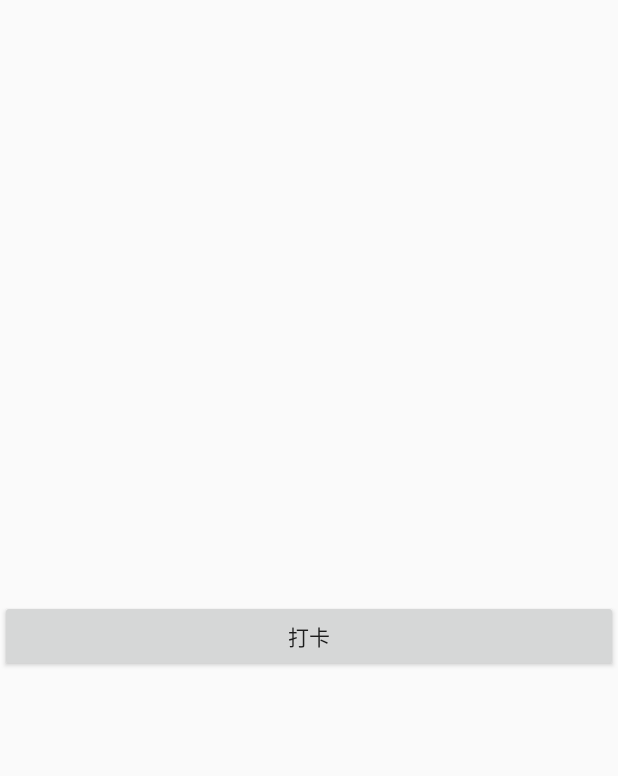
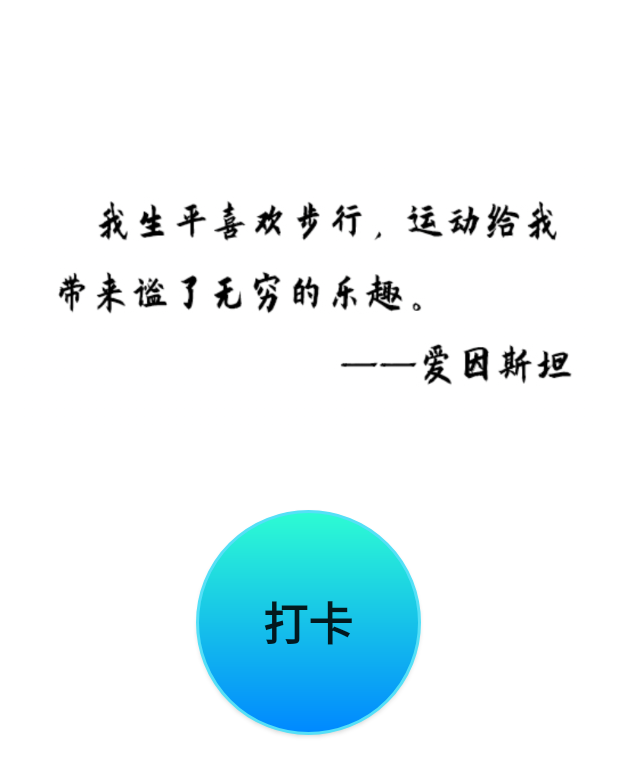
Before and after one commit to haitian01/RunningGroup, an Android app: the fragment FragmentCard shown on its own in the app's theme, on a phone screen of 412 x 824 dp. Shown: the top 776 px of the screen. Run offline under Robolectric (Android 15) with nearby library versions, the phone set to English and light mode, and no system bars.

Commit message:
打卡界面优化

```diff
--- a/app/src/main/java/com/example/runninggroup/viewAndController/fragment/FragmentCard.java
+++ b/app/src/main/java/com/example/runninggroup/viewAndController/fragment/FragmentCard.java
@@ -8,19 +8,24 @@ import android.view.LayoutInflater;
 import android.view.View;
 import android.view.ViewGroup;
 import android.widget.Button;
+import android.widget.ImageView;
 import android.widget.Toast;
 
 import androidx.annotation.NonNull;
 import androidx.annotation.Nullable;
+import androidx.core.content.ContextCompat;
 import androidx.fragment.app.Fragment;
 
 import com.example.runninggroup.R;
+
+import java.util.Random;
 
 import static androidx.core.os.LocaleListCompat.create;
 
 public class FragmentCard extends Fragment implements View.OnClickListener {
     Button mButton;
     View view;
+    ImageView imageView;
     @Override
     public void onCreate(@Nullable Bundle savedInstanceState) {
         super.onCreate(savedInstanceState);
@@ -33,6 +38,7 @@ public class FragmentCard extends Fragment implements View.OnClickListener {
 
         initView();
         initEvent();
+        initImageview();
         return view;
     }
 
@@ -41,7 +47,35 @@ public class FragmentCard extends Fragment implements View.OnClickListener {
     }
     private void initEvent(){
         mButton.setOnClickListener(this);
-
+    }
+    private  void initImageview(){
+        imageView = view.findViewById(R.id.famousQuotes);
+        Random random = new Random();
+        int randomnum = random.nextInt(8);
+        if (randomnum == 1){
+            imageView.setBackground(getResources().getDrawable(R.drawable.quote01));
+        }
+        else if (randomnum == 2){
+            imageView.setBackground(getResources().getDrawable(R.drawable.quote02));
+        }
+        else if (randomnum == 3){
+            imageView.setBackground(getResources().getDrawable(R.drawable.quote03));
+        }
+        else if (randomnum == 4){
+            imageView.setBackground(getResources().getDrawable(R.drawable.quote04));
+        }
+        else if (randomnum == 5){
+            imageView.setBackground(getResources().getDrawable(R.drawable.quote05));
+        }
+        else if (randomnum == 6){
+            imageView.setBackground(getResources().getDrawable(R.drawable.quote06));
+        }
+        else if (randomnum == 7){
+            imageView.setBackground(getResources().getDrawable(R.drawable.quote07));
+        }
+        else {
+            imageView.setBackground(getResources().getDrawable(R.drawable.quote08));
+        }
     }
 
 
@@ -50,9 +84,9 @@ public class FragmentCard extends Fragment implements View.OnClickListener {
         switch (v.getId()){
             case R.id.btn:
 
-                final String[] items3 = new String[]{"苍老湿", "小泽老湿", "波多野结衣老湿", "吉泽明步老湿"};//创建item
+                final String[] items3 = new String[]{"手环", "手动输入与截图"};//创建item
                 AlertDialog alertDialog3 = new AlertDialog.Builder(getActivity())
-                        .setTitle("选择您喜欢的老湿")
+                        .setTitle("选择您的打卡方式")
                         .setIcon(R.mipmap.ic_launcher)
                         .setItems(items3, new DialogInterface.OnClickListener() {//添加列表
                             @Override
--- /dev/null
+++ b/app/src/main/res/drawable/btn_style4.xml
@@ -0,0 +1,25 @@
+<?xml version="1.0" encoding="utf-8"?>
+<shape xmlns:android="http://schemas.android.com/apk/res/android">
+    <corners
+        android:bottomLeftRadius="360dp"
+        android:bottomRightRadius="360dp"
+        android:topLeftRadius="360dp"
+        android:topRightRadius="360dp" />
+
+    <!-- 设置填充颜色 -->
+    <solid android:color="@color/greyWhite" />
+    <!-- 设置边框颜色 -->
+    <stroke android:width="2dp" android:color="@color/blue"/>
+
+    <padding
+        android:left="10dp"
+        android:right="10dp"
+        android:top="10dp"
+        android:bottom="10dp"
+        />
+    <gradient
+        android:startColor="@color/startColor"
+        android:endColor="@color/endColor"
+        android:angle="90"
+        />
+</shape>
--- a/app/src/main/res/layout/fragment_card.xml
+++ b/app/src/main/res/layout/fragment_card.xml
@@ -1,14 +1,26 @@
 <?xml version="1.0" encoding="utf-8"?>
 <LinearLayout xmlns:android="http://schemas.android.com/apk/res/android"
     android:layout_width="match_parent" android:layout_height="match_parent"
-    android:orientation="vertical">
-
+    android:orientation="vertical"
+    android:background="@color/white">
+    <ImageView
+        android:id="@+id/famousQuotes"
+        android:layout_marginTop="100dp"
+        android:background="@drawable/quote01"
+        android:layout_gravity="center_horizontal"
+        android:layout_width="380dp"
+        android:layout_height="190dp"
+        />
     <Button
         android:id="@+id/btn"
-        android:layout_marginTop="400dp"
-        android:layout_width="match_parent"
-        android:layout_height="wrap_content"
+        android:layout_marginTop="50dp"
+        android:layout_gravity="center_horizontal"
+        android:background="@drawable/btn_style4"
+        android:layout_width="150dp"
+        android:layout_height="150dp"
         android:text="打卡"
+        android:textSize="30dp"
+        android:fontFamily="sans-serif-black"
         />
 
 
--- a/app/src/main/res/values/colors.xml
+++ b/app/src/main/res/values/colors.xml
@@ -5,6 +5,10 @@
     <color name="colorAccent">#D81B60</color>
     <color name="blue">#55E0F7</color>
     <color name="white">#FFFFFF</color>
+    <color name="greyWhite">#AAAAAA</color>
     <color name="grey">#272727</color>
-    <color name="red">#FA8383</color>
+    <color name="red">#F09090</color>
+
+    <color name="startColor">#0088FF</color>
+    <color name="endColor">#2DFCD3</color>
 </resources>
```
Also changed, not shown: app/src/main/java/com/example/runninggroup/viewAndController/FontTextView.java (added, +32 -0 lines), app/src/main/res/drawable/btn_style3.xml (added, +14 -0 lines), app/src/main/res/layout/activity_login.xml (+17 -13 lines), app/src/main/res/layout/activity_register.xml (+5 -4 lines), app/src/main/res/drawable/cartoon_icon.jpg (added), app/src/main/res/drawable/quote01.jpg (added), app/src/main/res/drawable/quote02.jpg (added), app/src/main/res/drawable/quote03.jpg (added), app/src/main/res/drawable/quote04.jpg (added), app/src/main/res/drawable/quote05.jpg (added), app/src/main/res/drawable/quote06.jpg (added), app/src/main/res/drawable/quote07.jpg (added), app/src/main/res/drawable/quote08.jpg (added), 3 other files.
